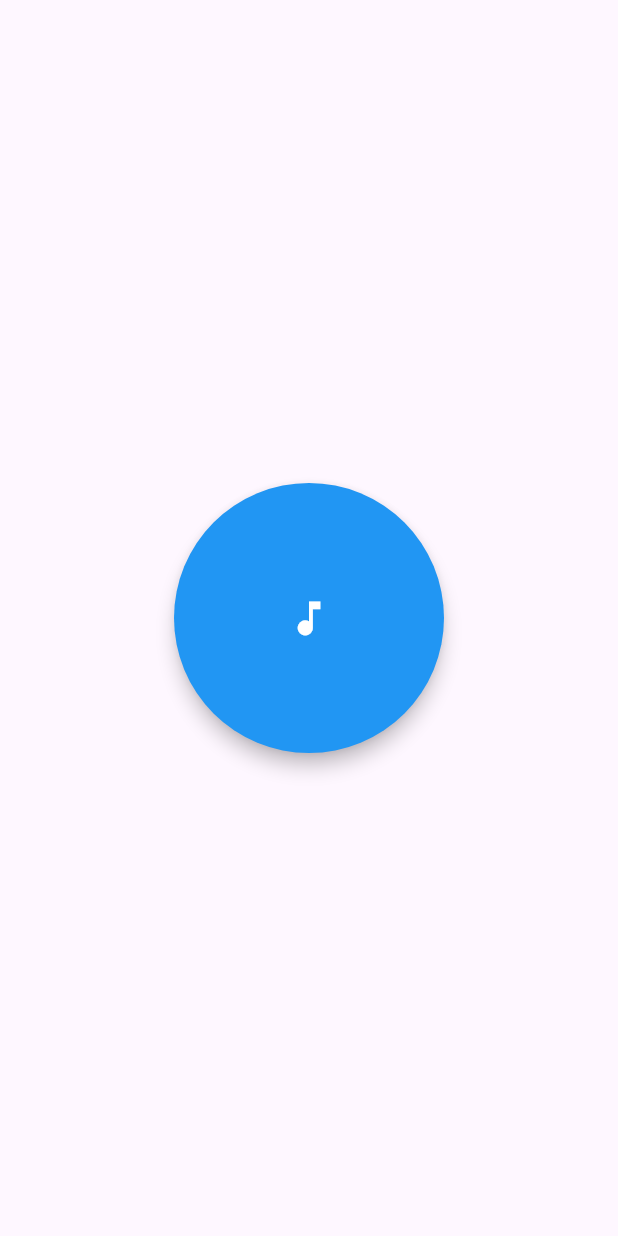
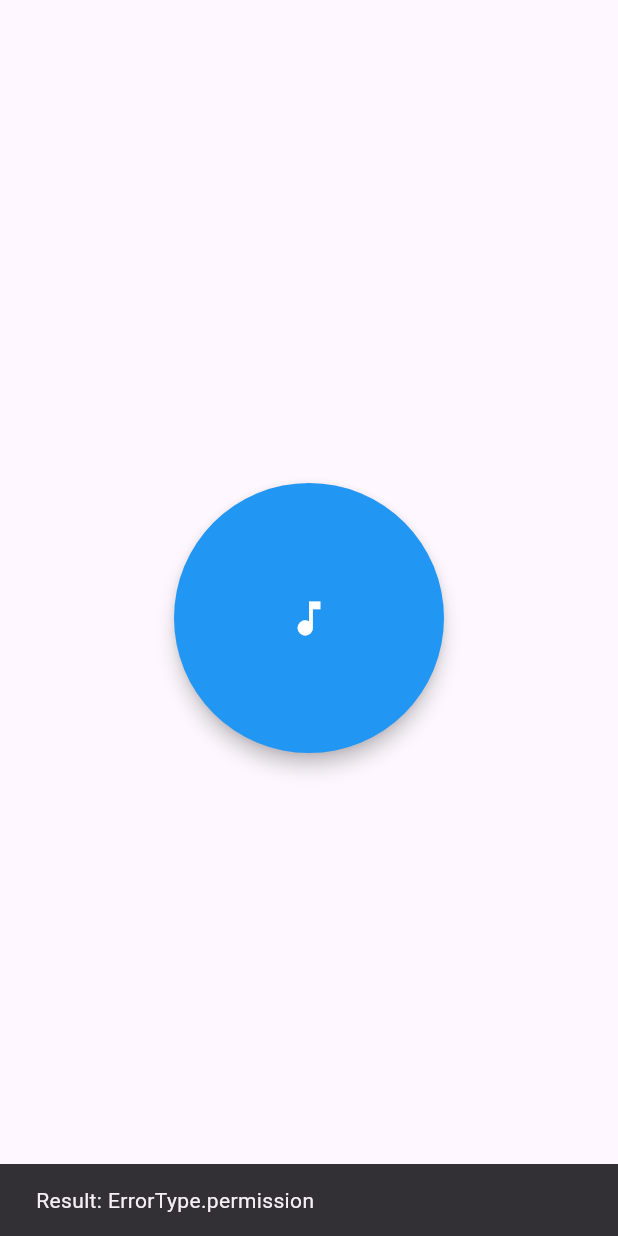
Before and after one commit to primequantuM4/Kirare, a Flutter app: the screen it shows after launch, after a tap on the "music note" icon, on a phone screen of 412 x 824 dp. Run offline on Flutter 3.47's test engine with Material 3 defaults, Android fonts, the phone set to English and light mode, and no system bars; our stand-ins replace bloc, equatable, flutter_bloc; missing offline and left inert: record.

Commit message:
blog migration done

```diff
--- /dev/null
+++ b/kirare_app/lib/bloc/scale_bloc.dart
@@ -0,0 +1,107 @@
+import 'dart:async';
+import 'dart:io';
+
+import 'package:bloc/bloc.dart';
+import 'package:equatable/equatable.dart';
+import 'package:kirare_app/data.dart';
+import 'package:path_provider/path_provider.dart';
+import 'package:record/record.dart';
+
+part 'scale_event.dart';
+part 'scale_state.dart';
+
+class ScaleBloc extends Bloc<ScaleEvent, ScaleState> {
+  ScaleBloc() : super(ScaleInitial(recorder: AudioRecorder())) {
+    on<ScaleRecordingStarted>(_startRecording);
+    on<ScaleRecordingPing>(_pingRecording);
+    on<ScaleRecordingCancelled>(_cancelRecording);
+    on<ScaleRefresh>(_refresh);
+  }
+  Future<String> getDownloadsPath() async {
+    Directory? downloadsDirectory = await getDownloadsDirectory();
+    return downloadsDirectory!.path;
+  }
+
+  Future<void> _startRecording(event, emit) async {
+    final int createdDate = DateTime.now().millisecondsSinceEpoch;
+
+    if (state is ScaleInitial) {
+      final _state = state as ScaleInitial;
+      try {
+        if (await _state.recorder.hasPermission()) {
+          String musicPath = await getDownloadsPath();
+          await _state.recorder.start(
+            const RecordConfig(),
+            path: "$musicPath/kirare_$createdDate.wav",
+          );
+          emit(
+            ScaleRecording(recorder: _state.recorder, elasedTimeInSeconds: 0),
+          );
+        } else {
+          emit(const ScaleError(error: ErrorType.permission));
+        }
+      } catch (e) {
+        emit(const ScaleError(error: ErrorType.audio));
+      }
+    }
+  }
+
+  _pingRecording(event, emit) async {
+    if (state is ScaleRecording) {
+      await Future.delayed(const Duration(seconds: 1));
+      final _state = state as ScaleRecording;
+      print(_state.elasedTimeInSeconds);
+
+      if (_state.elasedTimeInSeconds >= 30) {
+        emit(ScaleRecorded());
+        try {
+          final String? audioPath = await _state.recorder.stop();
+          final String kinitResult =
+              await sendAudio(audioPath!, _state.elasedTimeInSeconds);
+          print("kignit result in bloc, $kinitResult");
+          final scaleResult = _getScale(kinitResult);
+          print("result in bloc, $scaleResult");
+
+          emit(ScaleResult(result: scaleResult));
+        } catch (e) {
+          emit(const ScaleError(error: ErrorType.connection));
+          await Future.delayed(const Duration(seconds: 2));
+          emit(ScaleInitial(recorder: _state.recorder));
+        }
+
+        return;
+      }
+
+      emit(
+        ScaleRecording(
+          recorder: _state.recorder,
+          elasedTimeInSeconds: _state.elasedTimeInSeconds + 1,
+        ),
+      );
+    }
+  }
+
+  _cancelRecording(event, emit) async {
+    if (state is ScaleRecording) {
+      final _state = state as ScaleRecording;
+      await _state.recorder.stop();
+      emit(
+        ScaleInitial(recorder: _state.recorder),
+      );
+    }
+  }
+
+  _getScale(String scaleResult) {
+    Map<String, Scale> scale = {
+      "tizita": Scale.tizita,
+      "ambassel": Scale.ambassel,
+      "bati": Scale.bati,
+      "anchihoye": Scale.anchihoye,
+    };
+    return scale[scaleResult.toLowerCase().trim()];
+  }
+
+  _refresh(event, emit) {
+    emit(ScaleInitial(recorder: AudioRecorder()));
+  }
+}
--- /dev/null
+++ b/kirare_app/lib/bloc/scale_event.dart
@@ -0,0 +1,16 @@
+part of 'scale_bloc.dart';
+
+sealed class ScaleEvent extends Equatable {
+  const ScaleEvent();
+
+  @override
+  List<Object> get props => [];
+}
+
+class ScaleRecordingStarted extends ScaleEvent {}
+
+class ScaleRecordingCancelled extends ScaleEvent {}
+
+class ScaleRecordingPing extends ScaleEvent {}
+
+class ScaleRefresh extends ScaleEvent {}
--- /dev/null
+++ b/kirare_app/lib/bloc/scale_state.dart
@@ -0,0 +1,64 @@
+part of 'scale_bloc.dart';
+
+sealed class ScaleState extends Equatable {
+  const ScaleState();
+
+  @override
+  List<Object> get props => [];
+}
+
+final class ScaleInitial extends ScaleState {
+  final AudioRecorder recorder;
+
+  const ScaleInitial({required this.recorder});
+
+  @override
+  List<Object> get props => [recorder];
+}
+
+final class ScaleRecording extends ScaleState {
+  final AudioRecorder recorder;
+  final int elasedTimeInSeconds;
+
+  const ScaleRecording(
+      {required this.recorder, required this.elasedTimeInSeconds});
+
+  @override
+  List<Object> get props => [recorder, elasedTimeInSeconds];
+}
+
+final class ScaleRecorded extends ScaleState {
+  // This is a loading state
+}
+
+final class ScaleResult extends ScaleState {
+  final Scale result;
+
+  const ScaleResult({required this.result});
+
+  @override
+  List<Object> get props => [result];
+}
+
+final class ScaleError extends ScaleState {
+  final ErrorType error;
+
+  const ScaleError({required this.error});
+
+  @override
+  List<Object> get props => [error];
+}
+
+enum Scale {
+  tizita,
+  ambassel,
+  bati,
+  anchihoye,
+}
+
+enum ErrorType {
+  permission,
+  recording,
+  connection,
+  audio,
+}
--- a/kirare_app/lib/main.dart
+++ b/kirare_app/lib/main.dart
@@ -1,120 +1,103 @@
-import 'dart:async';
-import 'dart:io';
-import 'dart:math';
-
 import 'package:flutter/material.dart';
-import 'package:kirare_app/data.dart';
+import 'package:flutter_bloc/flutter_bloc.dart';
+import 'package:kirare_app/bloc/scale_bloc.dart';
 import 'package:kirare_app/recording_button_widget.dart';
-import 'package:path_provider/path_provider.dart';
-import 'package:record/record.dart';
 
 void main() {
   runApp(const KirareApp());
 }
 
-class KirareApp extends StatefulWidget {
+class KirareApp extends StatelessWidget {
   const KirareApp({super.key});
-
-  @override
-  State<KirareApp> createState() => _KirareAppState();
-}
-
-class _KirareAppState extends State<KirareApp> {
-  late final AudioRecorder audioRecord;
-  bool isRecording = false;
-  String audioPath = '';
-  int elapsedTimeinSeconds = 0;
-  Timer? recordingTimer;
-
-  Future<String> getDownloadsPath() async {
-    Directory? downloadsDirectory = await getDownloadsDirectory();
-    return downloadsDirectory!.path;
-  }
-
-  @override
-  void initState() {
-    audioRecord = AudioRecorder();
-    super.initState();
-  }
-
-  @override
-  void dispose() {
-    audioRecord.dispose();
-    super.dispose();
-  }
-
-  void startRecordingTimer() {
-    recordingTimer = Timer.periodic(const Duration(seconds: 1), (Timer timer) {
-      if (!isRecording) {
-        timer.cancel();
-      } else {
-        setState(() {
-          elapsedTimeinSeconds++;
-        });
-      }
-    });
-  }
-
-  Future<void> startRecording() async {
-    // await sendTestRequest();
-    int randomNumber = Random().nextInt(100000) + Random().nextInt(200000);
-
-    try {
-      if (await audioRecord.hasPermission()) {
-        String musicPath = await getDownloadsPath();
-        await audioRecord.start(
-          const RecordConfig(),
-          path: "$musicPath/kirare_$randomNumber.wav",
-        );
-
-        setState(() {
-          isRecording = true;
-          elapsedTimeinSeconds = 0;
-        });
-
-        startRecordingTimer();
-
-        await Future.delayed(const Duration(seconds: 32));
-        await stopRecording();
-      }
-    } catch (e) {
-      print('Error: $e');
-    }
-  }
-
-  Future<void> stopRecording() async {
-    print(isRecording);
-    print("Has recorded: $elapsedTimeinSeconds seconds");
-    try {
-      final String? path = await audioRecord.stop();
-      setState(() {
-        isRecording = false;
-        audioPath = path!;
-        print(audioPath);
-      });
-      await sendAudio(path!, elapsedTimeinSeconds);
-    } catch (e) {
-      print("Error: $e");
-    }
-  }
 
   @override
   Widget build(BuildContext context) {
     return MaterialApp(
-      home: Scaffold(
-        body: Center(
-          child: RecordingButton(
-            onRecord: () async {
-              if (isRecording) {
-                await stopRecording();
-              } else {
-                await startRecording();
-              }
-            },
-            iconColor: isRecording ? Colors.red : Colors.white,
-          ),
-        ),
+      title: 'Kirare',
+      home: BlocProvider(
+        create: (context) => ScaleBloc(),
+        child: const Scaffold(body: RecordingScreen()),
       ),
     );
   }
 }
+
+class RecordingScreen extends StatelessWidget {
+  const RecordingScreen({super.key});
+
+  @override
+  Widget build(BuildContext context) {
+    final bloc = context.read<ScaleBloc>();
+    bloc.add(ScaleRefresh());
+
+    return BlocConsumer<ScaleBloc, ScaleState>(
+      listener: (context, state) {
+        if (state is ScaleError) {
+          ScaffoldMessenger.of(context).showSnackBar(
+            SnackBar(
+              content: Text("Result: ${state.error.toString()}"),
+            ),
+          );
+        } else if (state is ScaleResult) {
+          Navigator.push(
+            context,
+            MaterialPageRoute(
+              builder: (context) => ResultScreen(result: state.result),
+            ),
+          );
+        }
+      },
+      builder: (context, state) {
+        if (state is ScaleInitial) {
+          return Center(
+            child: RecordingButton(
+              onRecord: () => bloc.add(ScaleRecordingStarted()),
+              iconColor: Colors.white,
+            ),
+          );
+        } else if (state is ScaleRecording) {
+          bloc.add(ScaleRecordingPing());
+          return Center(
+            child: Column(
+              mainAxisAlignment: MainAxisAlignment.center,
+              crossAxisAlignment: CrossAxisAlignment.center,
+              children: [
+                RecordingButton(
+                  onRecord: () => bloc.add(ScaleRecordingCancelled()),
+                  iconColor: Colors.red,
+                ),
+                const SizedBox(height: 20),
+                Text("Elapsed time: ${state.elasedTimeInSeconds}"),
+              ],
+            ),
+          );
+        } else if (state is ScaleRecorded) {
+          return const Center(
+            child: CircularProgressIndicator(),
+          );
+        } else {
+          bloc.add(ScaleRefresh());
+          return Text("Unknown state: ${state.toString()}");
+        }
+      },
+    );
+  }
+}
+
+class ResultScreen extends StatelessWidget {
+  final Scale result;
+
+  const ResultScreen({super.key, required this.result});
+
+  @override
+  Widget build(BuildContext context) {
+    return Scaffold(
+      appBar: AppBar(
+        title: const Text("Result"),
+      ),
+      body: Center(
+        child: Text("Result: ${result.toString()}"),
+      ),
+    );
+  }
+}
```
Also changed, not shown: kirare_app/lib/data.dart (+10 -6 lines), 1 other file.
